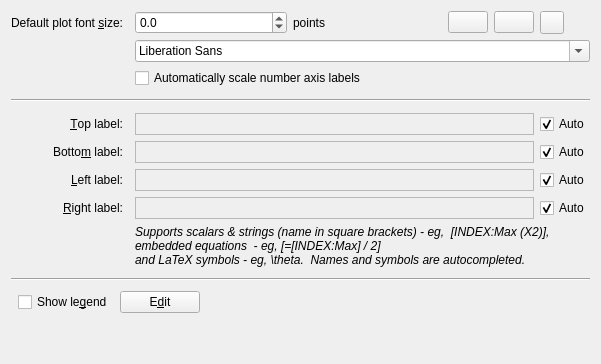
The window that src/libkstapp/labeltab.ui (Kst-plot/kst) describes before a commit, drawn with Qt 5.
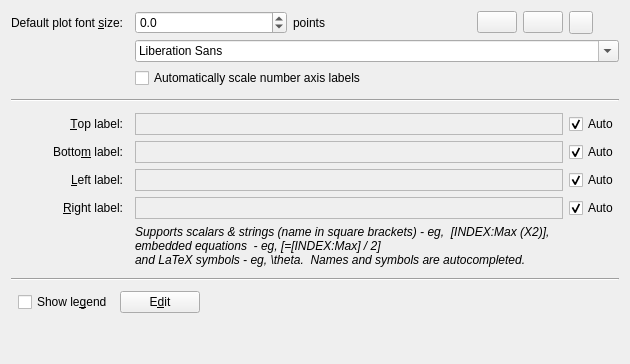
The same window after the commit. Custom widgets are drawn as their Qt base class.

Patch:
```diff
--- a/src/libkstapp/labeltab.ui
+++ b/src/libkstapp/labeltab.ui
@@ -6,7 +6,7 @@
    <rect>
     <x>0</x>
     <y>0</y>
-    <width>601</width>
+    <width>630</width>
     <height>364</height>
    </rect>
   </property>
```
Left out of the diff: 9 changed lines with no effect on the pictures.
